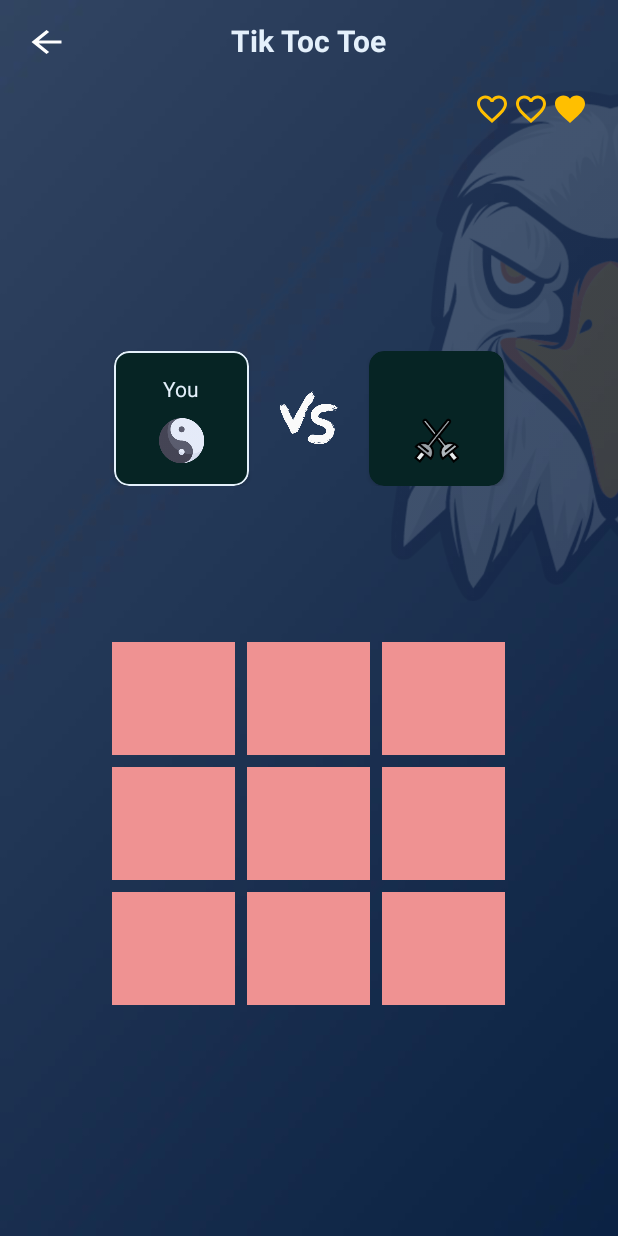
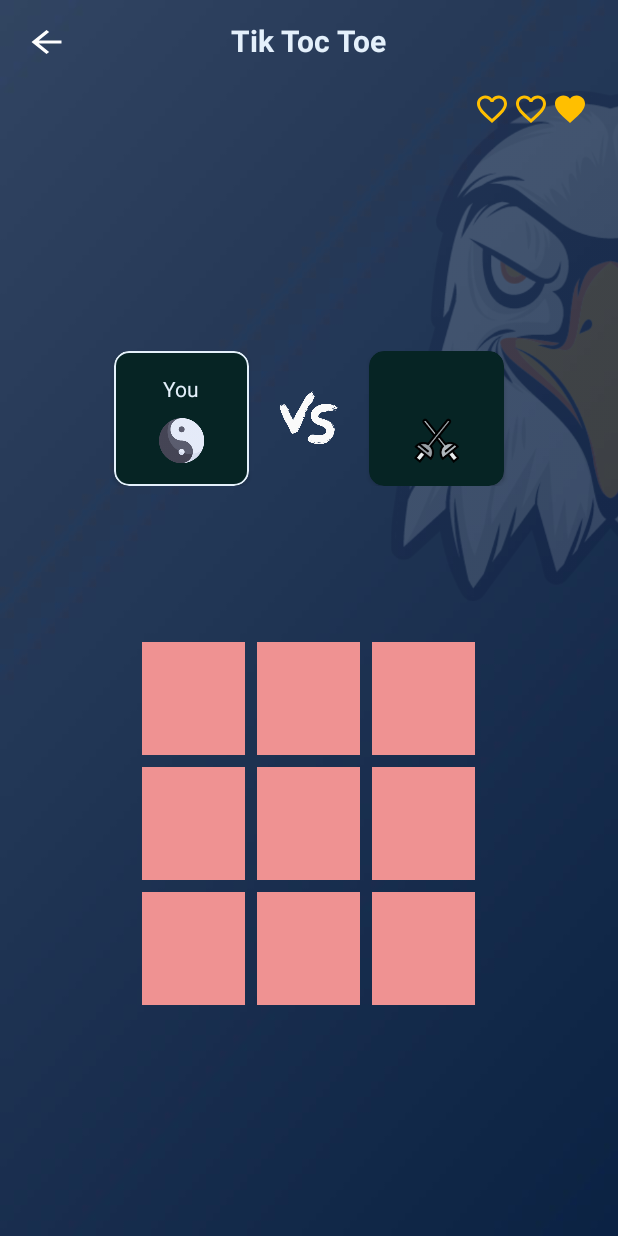
Before and after one commit to DeveloperKits/Halal-Pay, an Android app: the TicTocToe_Easy_Algo screen opened directly, with no data from a screen before it, on a phone screen of 412 x 824 dp. Run offline under Robolectric (Android 15) with nearby library versions, the phone set to English and light mode, and no system bars; our stand-ins replace Firebase (no records; nobody signed in at launch, a user with empty details on screens opened directly); libraries missing offline, so code that uses them is left out: org.paukov.combinatorics3; Roboto replaces fonts that are not available here; 6 statements that could not run were skipped.

Commit message:
update gridlayout size

```diff
--- a/app/src/main/java/com/recogniseerror/CashNet/Game/TicTacToe_Minimax_algo.kt
+++ b/app/src/main/java/com/recogniseerror/CashNet/Game/TicTacToe_Minimax_algo.kt
@@ -186,7 +186,7 @@ class TicTacToe_Minimax_algo : AppCompatActivity() {
                 boardCells[i][j]?.layoutParams = GridLayout.LayoutParams().apply {
                     rowSpec = GridLayout.spec(i)
                     columnSpec = GridLayout.spec(j)
-                    width = 250
+                    width = 230
                     height = 230
                     bottomMargin = 10
                     topMargin = 10
--- a/app/src/main/res/layout/activity_tic_toc_toe__easy__algo.xml
+++ b/app/src/main/res/layout/activity_tic_toc_toe__easy__algo.xml
@@ -162,7 +162,7 @@
         <GridLayout
             android:id="@+id/gridlayout"
             android:useDefaultMargins="true"
-            android:layout_width="270dp"
+            android:layout_width="230dp"
             android:layout_height="wrap_content"
             android:layout_centerHorizontal="true"
             android:layout_below="@id/ll"
```
